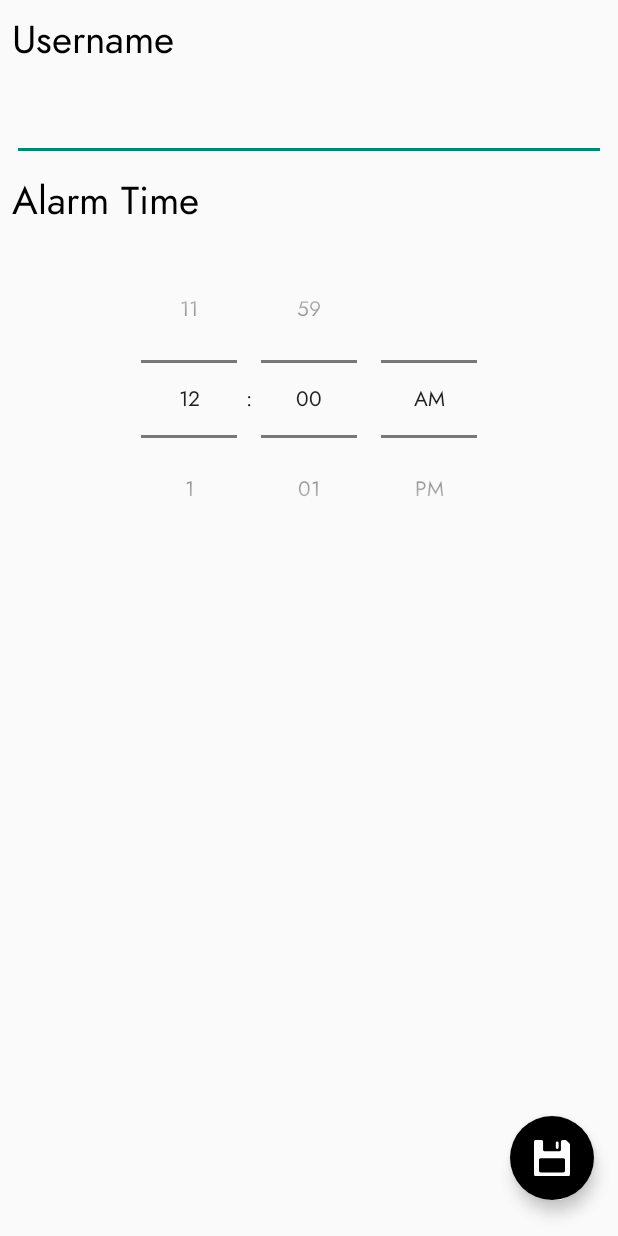
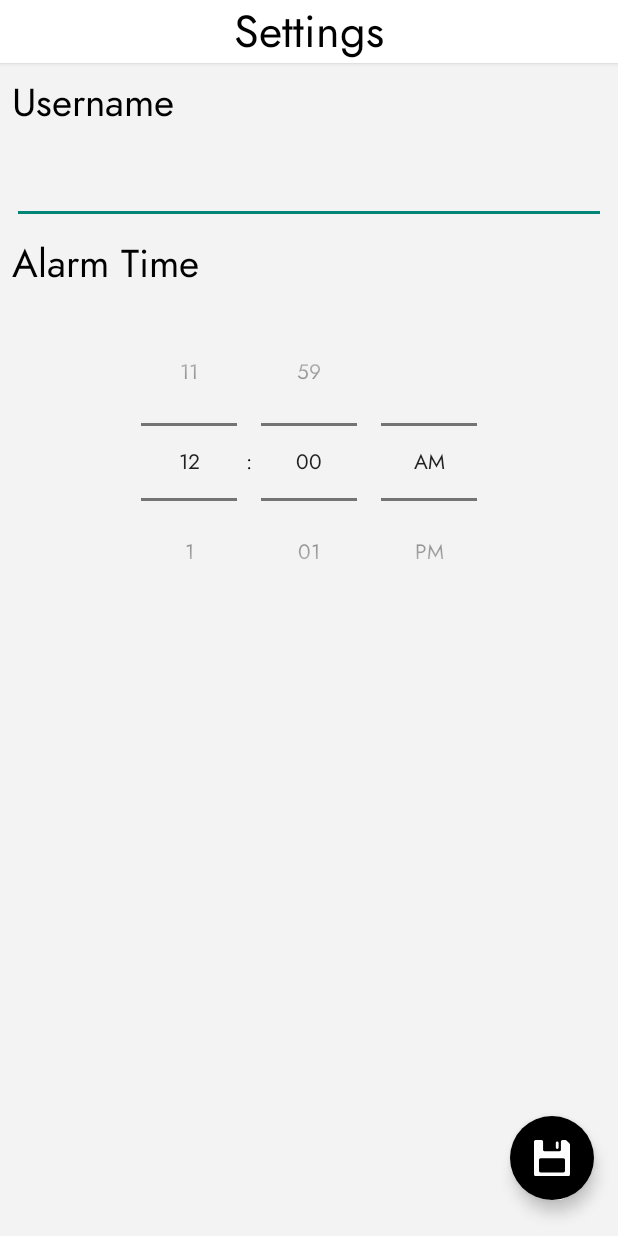
Before and after one commit to LiuZechu/Jars, an Android app: the SettingsActivity screen opened directly, with no data from a screen before it, on a phone screen of 412 x 824 dp. Run offline under Robolectric (Android 15) with nearby library versions, the light colour scheme and no system bars.

Commit message:
minor changes

```diff
--- a/app/src/main/java/com/gmail/liuzechu2013/singapore/jars/ArchiveActivity.java
+++ b/app/src/main/java/com/gmail/liuzechu2013/singapore/jars/ArchiveActivity.java
@@ -16,7 +16,6 @@ import java.io.FileNotFoundException;
 import java.io.FileOutputStream;
 import java.io.IOException;
 import java.io.InputStreamReader;
-import java.lang.reflect.Array;
 import java.lang.reflect.Type;
 import java.util.ArrayList;
 import java.util.Collection;
--- a/app/src/main/java/com/gmail/liuzechu2013/singapore/jars/CurrentItemsActivity.java
+++ b/app/src/main/java/com/gmail/liuzechu2013/singapore/jars/CurrentItemsActivity.java
@@ -2,7 +2,6 @@ package com.gmail.liuzechu2013.singapore.jars;
 
 import android.support.v7.app.AppCompatActivity;
 import android.os.Bundle;
-import android.support.v7.widget.LinearLayoutManager;
 import android.support.v7.widget.RecyclerView;
 
 import java.util.ArrayList;
--- a/app/src/main/java/com/gmail/liuzechu2013/singapore/jars/Jar.java
+++ b/app/src/main/java/com/gmail/liuzechu2013/singapore/jars/Jar.java
@@ -1,6 +1,4 @@
 package com.gmail.liuzechu2013.singapore.jars;
-
-import android.app.Activity;
 
 import java.util.ArrayList;
 
--- a/app/src/main/java/com/gmail/liuzechu2013/singapore/jars/MainActivity.java
+++ b/app/src/main/java/com/gmail/liuzechu2013/singapore/jars/MainActivity.java
@@ -9,7 +9,6 @@ import android.content.SharedPreferences;
 import android.net.Uri;
 import android.os.Build;
 import android.os.Bundle;
-import android.os.Environment;
 import android.provider.Settings;
 import android.support.annotation.Nullable;
 import android.support.design.widget.BottomNavigationView;
@@ -30,7 +29,6 @@ import com.google.gson.Gson;
 import com.google.gson.reflect.TypeToken;
 
 import java.io.BufferedReader;
-import java.io.File;
 import java.io.FileInputStream;
 import java.io.FileNotFoundException;
 import java.io.FileOutputStream;
--- a/app/src/main/java/com/gmail/liuzechu2013/singapore/jars/MakerPageFragment.java
+++ b/app/src/main/java/com/gmail/liuzechu2013/singapore/jars/MakerPageFragment.java
@@ -5,7 +5,6 @@ import android.support.v4.app.Fragment;
 import android.view.LayoutInflater;
 import android.view.View;
 import android.view.ViewGroup;
-import android.widget.TextView;
 
 public class MakerPageFragment extends Fragment {
 
--- a/app/src/main/java/com/gmail/liuzechu2013/singapore/jars/ScreenshotActivity.java
+++ b/app/src/main/java/com/gmail/liuzechu2013/singapore/jars/ScreenshotActivity.java
@@ -1,18 +1,12 @@
 package com.gmail.liuzechu2013.singapore.jars;
 
-import android.graphics.Bitmap;
-import android.graphics.PixelFormat;
 import android.hardware.display.VirtualDisplay;
-import android.media.Image;
 import android.media.ImageReader;
 import android.media.projection.MediaProjection;
 import android.support.v7.app.AppCompatActivity;
 import android.os.Bundle;
 import android.view.View;
 import android.widget.Button;
-
-import java.io.FileOutputStream;
-import java.nio.ByteBuffer;
 
 public class ScreenshotActivity extends AppCompatActivity {
 
--- a/app/src/main/java/com/gmail/liuzechu2013/singapore/jars/SettingsActivity.java
+++ b/app/src/main/java/com/gmail/liuzechu2013/singapore/jars/SettingsActivity.java
@@ -2,9 +2,6 @@ package com.gmail.liuzechu2013.singapore.jars;
 
 import android.app.AlarmManager;
 import android.app.PendingIntent;
-import android.app.job.JobInfo;
-import android.app.job.JobScheduler;
-import android.content.ComponentName;
 import android.content.Context;
 import android.content.Intent;
 import android.content.SharedPreferences;
@@ -12,11 +9,8 @@ import android.os.Build;
 import android.support.design.widget.FloatingActionButton;
 import android.support.v7.app.AppCompatActivity;
 import android.os.Bundle;
-import android.util.Log;
 import android.view.View;
-import android.widget.Button;
 import android.widget.EditText;
-import android.widget.TextView;
 import android.widget.TimePicker;
 import android.widget.Toast;
 
--- a/app/src/main/java/com/gmail/liuzechu2013/singapore/jars/ViewAllCandiesActivity.java
+++ b/app/src/main/java/com/gmail/liuzechu2013/singapore/jars/ViewAllCandiesActivity.java
@@ -8,7 +8,6 @@ import android.widget.TextView;
 
 import com.google.gson.Gson;
 
-import java.util.ArrayList;
 import java.util.List;
 
 public class ViewAllCandiesActivity extends AppCompatActivity {
--- a/app/src/main/res/drawable/ic_item_powerup.xml
+++ b/app/src/main/res/drawable/ic_item_powerup.xml
@@ -6,12 +6,6 @@
   <path
       android:pathData="M70,70m-70,0a70,70 0,1 1,140 0a70,70 0,1 1,-140 0"
       android:fillColor="#efd35b"/>
-  <path
-      android:pathData="M38.4,59.8c-1.48,-1 -10,-3.44 -10.39,-5.34 -0.57,-2.75 5.12,-7.38 4.86,-10.8 -0.64,-8.64 -5.48,1.41 -8.11,3.91 -3.83,3.64 -1.62,3.17 -7.45,1.06C15.62,48 8.74,45.09 7.17,46.81 3.42,50.93 16.79,55.7 19.47,57c-1.72,3.66 -7.69,22.82 0.71,12 1.57,-2 2.35,-6.11 4.27,-7.52 2.45,-1.82 1.74,-0.24 4.74,0.09C30,61.66 43.92,63.55 38.4,59.8Z"
-      android:fillColor="#28201a"/>
-  <path
-      android:pathData="M69.45,38.94c-7.46,5.49 -14.14,8.5 -22.92,11.2 7.19,-7.64 17.66,-18 13.28,-29.44C56.27,11.43 44.94,9 36.49,13c-6.2,2.88 -13.2,15.48 -6.58,21.49 6.34,5.76 6.84,-2.72 6.66,-6.73 -0.2,-4.29 -0.81,-9.37 4.44,-11.39C45.56,14.6 51.76,18 53.82,21.86c5.39,10.2 -7.15,19.08 -12.63,26.08 -2.36,3 -5.32,5.35 -1.52,7.92 3.14,2.11 10.77,-1 13.57,-2.14C57.9,51.85 64.11,50 68.19,47c1.1,-0.83 4.8,-3.75 4.5,-5.56C72.46,40 71.57,37.37 69.45,38.94Z"
-      android:fillColor="#28201a"/>
   <path
       android:pathData="M57,57.22S31,59.34 29.72,64.89 31.14,73 38,75.19s9.6,0.2 13.33,5.45 2.22,24.85 -0.81,30.1 -14.23,20.19 -10.09,22.82 9.79,2.32 15.35,-0.81 14,-9.39 21,-9.29 32.21,1.52 40,2.42 17.87,1.42 21.2,-3.63 -15.24,-16.16 -16.76,-23.43 1.42,-13.23 2,-21.81 -1.72,-28.07 -8.48,-30.09 -8.89,1.21 -8.89,1.21Z"
       android:fillColor="#9b733f"/>
--- a/app/src/main/res/layout/activity_current_items.xml
+++ b/app/src/main/res/layout/activity_current_items.xml
@@ -14,6 +14,8 @@
         android:text="@string/user_items_title"
         android:textAlignment="center"
         android:textSize="30sp"
+        android:background="#fff"
+        android:elevation="2dp"
         app:layout_constraintTop_toTopOf="parent" />
 
     <LinearLayout
--- a/app/src/main/res/layout/activity_make_new_candy.xml
+++ b/app/src/main/res/layout/activity_make_new_candy.xml
@@ -17,7 +17,7 @@
         android:padding="8dp"
         android:text="New Candy"
         android:textAlignment="center"
-        android:textSize="26sp"
+        android:textSize="30sp"
         app:layout_constraintTop_toTopOf="parent" />
 
     <android.support.constraint.ConstraintLayout
--- a/app/src/main/res/layout/activity_settings.xml
+++ b/app/src/main/res/layout/activity_settings.xml
@@ -4,55 +4,70 @@
     xmlns:tools="http://schemas.android.com/tools"
     android:layout_width="match_parent"
     android:layout_height="match_parent"
+    android:background="#F3F3F3"
     tools:context=".SettingsActivity">
 
     <TextView
         app:layout_constraintStart_toStartOf="parent"
         app:layout_constraintTop_toTopOf="parent"
+        android:text="Settings"
+        android:textSize="30sp"
+        android:background="#fff"
+        android:textAlignment="center"
+        android:elevation="2dp"
+        android:id="@+id/settings_title"
+        android:layout_width="match_parent"
+        android:layout_height="wrap_content" />
+
+
+    <TextView
+        android:id="@+id/settings_username_text"
+        android:layout_width="match_parent"
+        android:layout_height="wrap_content"
+        android:layout_margin="8dp"
         android:text="Username"
         android:textSize="26sp"
-        android:layout_margin="8dp"
-        android:id="@+id/settings_username_text"
-        android:layout_width="match_parent"
-        android:layout_height="wrap_content" />
+        app:layout_constraintStart_toStartOf="parent"
+        app:layout_constraintTop_toBottomOf="@id/settings_title" />
 
     <EditText
         android:id="@+id/settings_username_edit_text"
         android:layout_width="match_parent"
         android:layout_height="wrap_content"
+        android:layout_margin="8dp"
         android:textSize="24sp"
-            android:layout_margin="8dp"
         app:layout_constraintStart_toStartOf="parent"
         app:layout_constraintTop_toBottomOf="@id/settings_username_text" />
 
     <TextView
-        app:layout_constraintTop_toBottomOf="@id/settings_username_edit_text"
+        android:id="@+id/settings_alarm_text"
+        android:layout_width="match_parent"
+        android:layout_height="wrap_content"
+        android:layout_margin="8dp"
         android:text="Alarm Time"
         android:textSize="26sp"
-        android:layout_margin="8dp"
-        android:id="@+id/settings_alarm_text"
-        android:layout_width="match_parent"
-        android:layout_height="wrap_content" />
+        app:layout_constraintTop_toBottomOf="@id/settings_username_edit_text" />
+
     <TimePicker
         android:id="@+id/settings_alarm_time_picker"
         android:layout_width="match_parent"
         android:layout_height="wrap_content"
+        android:layout_margin="8dp"
+        android:headerBackground="#000"
+        android:numbersInnerTextColor="#000"
         android:numbersSelectorColor="#000"
-        android:numbersInnerTextColor="#000"
-        android:headerBackground="#000"
-        android:layout_margin="8dp"
         android:timePickerMode="spinner"
-        app:layout_constraintTop_toBottomOf="@id/settings_alarm_text"/>
+        app:layout_constraintTop_toBottomOf="@id/settings_alarm_text" />
 
     <android.support.design.widget.FloatingActionButton
         android:id="@+id/settings_save_button"
         android:layout_width="wrap_content"
         android:layout_height="wrap_content"
+        android:layout_marginEnd="16dp"
         android:layout_marginBottom="24dp"
-        android:layout_marginEnd="16dp"
         android:backgroundTint="#000000"
+        android:src="@drawable/ic_save_white"
         app:borderWidth="0dp"
-        android:src="@drawable/ic_save_white"
-        app:layout_constraintEnd_toEndOf="parent"
-        app:layout_constraintBottom_toBottomOf="parent" />
+        app:layout_constraintBottom_toBottomOf="parent"
+        app:layout_constraintEnd_toEndOf="parent" />
 </android.support.constraint.ConstraintLayout>
```
Also changed, not shown: app/src/main/java/com/gmail/liuzechu2013/singapore/jars/MakerFragment.java (+0 -16 lines), app/src/main/java/com/gmail/liuzechu2013/singapore/jars/TrainingActivity.java (+0 -8 lines), app/src/main/java/com/gmail/liuzechu2013/singapore/jars/UserItemListAdapter.java (deleted, +0 -59 lines), app/src/main/java/com/gmail/liuzechu2013/singapore/jars/UserItemViewHolder.java (deleted, +0 -60 lines), app/src/main/java/com/gmail/liuzechu2013/singapore/jars/shop_recyclerview/ShopItemListAdapter.java (deleted, +0 -45 lines), app/src/main/java/com/gmail/liuzechu2013/singapore/jars/shop_recyclerview/ShopItemViewHolder.java (deleted, +0 -54 lines), app/src/main/res/layout/shop_list_item.xml (deleted, +0 -26 lines). Lines whose indentation alone changed are shown as unchanged.
